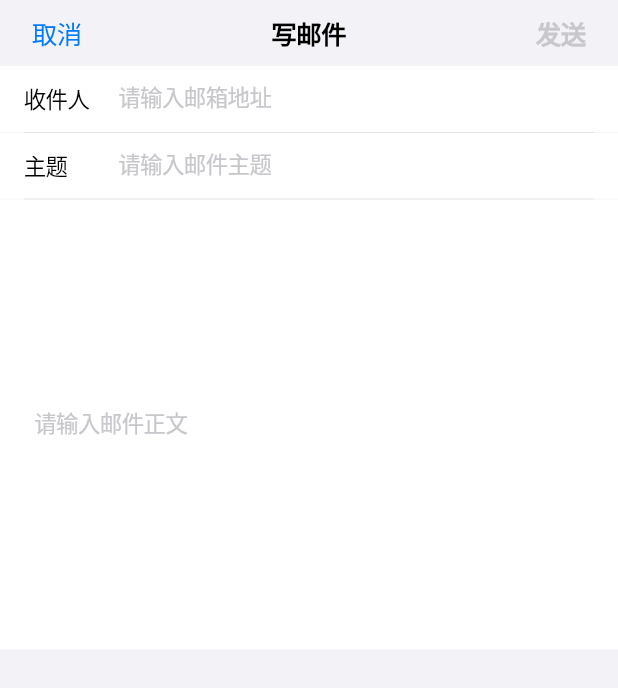
After one commit to mrxiayi2023-alt/dochatapp, a Flutter app: the MailComposePage screen opened directly, on a phone screen of 412 x 824 dp. The commit adds this screen. Shown: the top 688 px of the screen. Run offline on Flutter 3.47's test engine with Material 3 defaults, Android fonts, the phone set to English and light mode, and no system bars; our stand-ins replace dio, flutter_riverpod, shared_preferences; missing offline and left inert: flutter_webrtc, tencent_cloud_chat_sdk; accounts and stored records are empty.

Commit message:
新增电波邮箱模块：邮件列表+详情+写邮件+文件夹

```diff
--- /dev/null
+++ b/lib/pages/mail_compose_page.dart
@@ -0,0 +1,220 @@
+import 'package:flutter/cupertino.dart';
+import 'mail_page.dart';
+
+class MailComposePage extends StatefulWidget {
+  const MailComposePage({super.key});
+
+  @override
+  State<MailComposePage> createState() => _MailComposePageState();
+}
+
+class _MailComposePageState extends State<MailComposePage> {
+  final _toController = TextEditingController();
+  final _subjectController = TextEditingController();
+  final _bodyController = TextEditingController();
+  bool _sending = false;
+
+  @override
+  void dispose() {
+    _toController.dispose();
+    _subjectController.dispose();
+    _bodyController.dispose();
+    super.dispose();
+  }
+
+  bool get _canSend =>
+      _toController.text.trim().isNotEmpty &&
+      _subjectController.text.trim().isNotEmpty &&
+      _bodyController.text.trim().isNotEmpty;
+
+  void _send() {
+    if (!_canSend) return;
+    final now = DateTime.now();
+    final timeStr = '${now.hour}:${now.minute.toString().padLeft(2, '0')}';
+
+    setState(() => _sending = true);
+
+    final newMail = MailItem(
+      id: DateTime.now().millisecondsSinceEpoch.toString(),
+      sender: 'me@dochatapp.cn',
+      subject: _subjectController.text.trim(),
+      body: _bodyController.text.trim(),
+      time: timeStr,
+      isRead: true,
+      folder: 'sent',
+    );
+    allMails.insert(0, newMail);
+
+    Navigator.of(context).pop(true);
+  }
+
+  void _saveDraft() {
+    if (_bodyController.text.trim().isEmpty &&
+        _subjectController.text.trim().isEmpty &&
+        _toController.text.trim().isEmpty) {
+      Navigator.of(context).pop();
+      return;
+    }
+
+    final now = DateTime.now();
+    final timeStr =
+        '${now.month}/${now.day} ${now.hour}:${now.minute.toString().padLeft(2, '0')}';
+
+    final draft = MailItem(
+      id: DateTime.now().millisecondsSinceEpoch.toString(),
+      sender: 'me@dochatapp.cn',
+      subject: _subjectController.text.trim().isNotEmpty
+          ? _subjectController.text.trim()
+          : '(无主题)',
+      body: _bodyController.text.trim().isNotEmpty
+          ? _bodyController.text.trim()
+          : '(空内容)',
+      time: timeStr,
+      isRead: false,
+      folder: 'drafts',
+    );
+    allMails.insert(0, draft);
+
+    Navigator.of(context).pop();
+  }
+
+  @override
+  Widget build(BuildContext context) {
+    return CupertinoPageScaffold(
+      backgroundColor: const Color(0xFFF2F2F7),
+      navigationBar: CupertinoNavigationBar(
+        leading: CupertinoButton(
+          padding: EdgeInsets.zero,
+          onPressed: _sending ? null : () => _saveDraft(),
+          child: const Text('取消', style: TextStyle(fontSize: 17)),
+        ),
+        middle: const Text('写邮件',
+            style: TextStyle(fontSize: 17, fontWeight: FontWeight.w600)),
+        trailing: CupertinoButton(
+          padding: EdgeInsets.zero,
+          onPressed: _sending ? null : _send,
+          child: Text(
+            '发送',
+            style: TextStyle(
+              fontSize: 17,
+              fontWeight: FontWeight.w600,
+              color: _canSend
+                  ? CupertinoColors.activeBlue
+                  : CupertinoColors.systemGrey3,
+            ),
+          ),
+        ),
+      ),
+      child: SafeArea(
+        child: SingleChildScrollView(
+          child: Column(
+            children: [
+              _buildRecipientRow(),
+              Container(
+                margin: const EdgeInsets.symmetric(horizontal: 16),
+                height: 0.5,
+                color: CupertinoColors.systemGrey4,
+              ),
+              _buildSubjectRow(),
+              Container(
+                margin: const EdgeInsets.symmetric(horizontal: 16),
+                height: 0.5,
+                color: CupertinoColors.systemGrey4,
+              ),
+              _buildBodyField(),
+              const SizedBox(height: 30),
+            ],
+          ),
+        ),
+      ),
+    );
+  }
+
+  Widget _buildRecipientRow() {
+    return Container(
+      color: CupertinoColors.white,
+      padding: const EdgeInsets.symmetric(horizontal: 16, vertical: 4),
+      child: Row(
+        children: [
+          const SizedBox(
+            width: 56,
+            child: Text(
+              '收件人',
+              style: TextStyle(fontSize: 15, fontWeight: FontWeight.w500),
+            ),
+          ),
+          Expanded(
+            child: CupertinoTextField(
+              controller: _toController,
+              placeholder: '请输入邮箱地址',
+              placeholderStyle: const TextStyle(
+                color: CupertinoColors.systemGrey3,
+                fontSize: 15,
+              ),
+              style: const TextStyle(fontSize: 15),
+              keyboardType: TextInputType.emailAddress,
+              decoration: const BoxDecoration(
+                color: CupertinoColors.white,
+              ),
+            ),
+          ),
+        ],
+      ),
+    );
+  }
+
+  Widget _buildSubjectRow() {
+    return Container(
+      color: CupertinoColors.white,
+      padding: const EdgeInsets.symmetric(horizontal: 16, vertical: 4),
+      child: Row(
+        children: [
+          const SizedBox(
+            width: 56,
+            child: Text(
+              '主题',
+              style: TextStyle(fontSize: 15, fontWeight: FontWeight.w500),
+            ),
+          ),
+          Expanded(
+            child: CupertinoTextField(
+              controller: _subjectController,
+              placeholder: '请输入邮件主题',
+              placeholderStyle: const TextStyle(
+                color: CupertinoColors.systemGrey3,
+                fontSize: 15,
+              ),
+              style: const TextStyle(fontSize: 15),
+              decoration: const BoxDecoration(
+                color: CupertinoColors.white,
+              ),
+            ),
+          ),
+        ],
+      ),
+    );
+  }
+
+  Widget _buildBodyField() {
+    return Container(
+      color: CupertinoColors.white,
+      constraints: const BoxConstraints(minHeight: 300),
+      padding: const EdgeInsets.fromLTRB(16, 12, 16, 16),
+      child: CupertinoTextField(
+        controller: _bodyController,
+        placeholder: '请输入邮件正文',
+        placeholderStyle: const TextStyle(
+          color: CupertinoColors.systemGrey3,
+          fontSize: 15,
+        ),
+        style: const TextStyle(fontSize: 15, height: 1.6),
+        maxLines: null,
+        keyboardType: TextInputType.multiline,
+        textInputAction: TextInputAction.newline,
+        decoration: const BoxDecoration(
+          color: CupertinoColors.white,
+        ),
+      ),
+    );
+  }
+}
--- a/lib/pages/services_page.dart
+++ b/lib/pages/services_page.dart
@@ -3,6 +3,7 @@ import 'escrow_page.dart';
 import 'housing_page.dart';
 import 'dating_page.dart';
 import 'jobs_page.dart';
+import 'mail_page.dart';
 
 // ---------------------------------------------------------------------------
 // Data Models
@@ -67,6 +68,10 @@ class ServicesPage extends StatelessWidget {
       case '电邮招聘':
         return () => Navigator.of(context).push(
               CupertinoPageRoute(builder: (_) => const JobsPage()),
+            );
+      case '电子邮箱':
+        return () => Navigator.of(context).push(
+              CupertinoPageRoute(builder: (_) => const MailPage()),
             );
       default:
         return null; // falls back to "即将上线" dialog
```
Also changed, not shown: lib/pages/mail_detail_page.dart (added, +241 -0 lines), lib/pages/mail_page.dart (added, +203 -0 lines).
